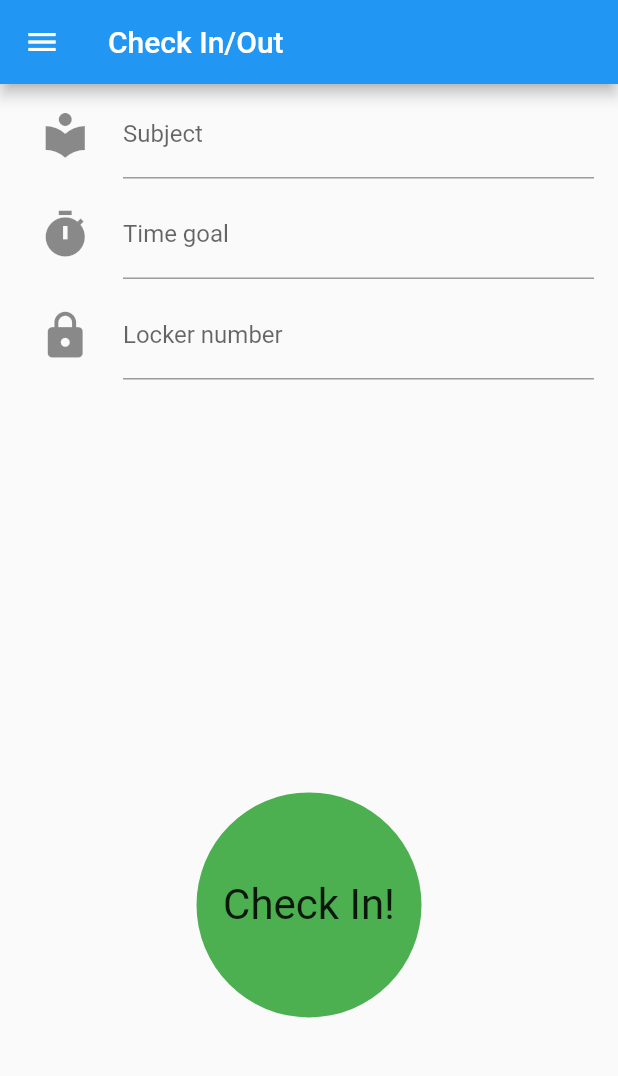
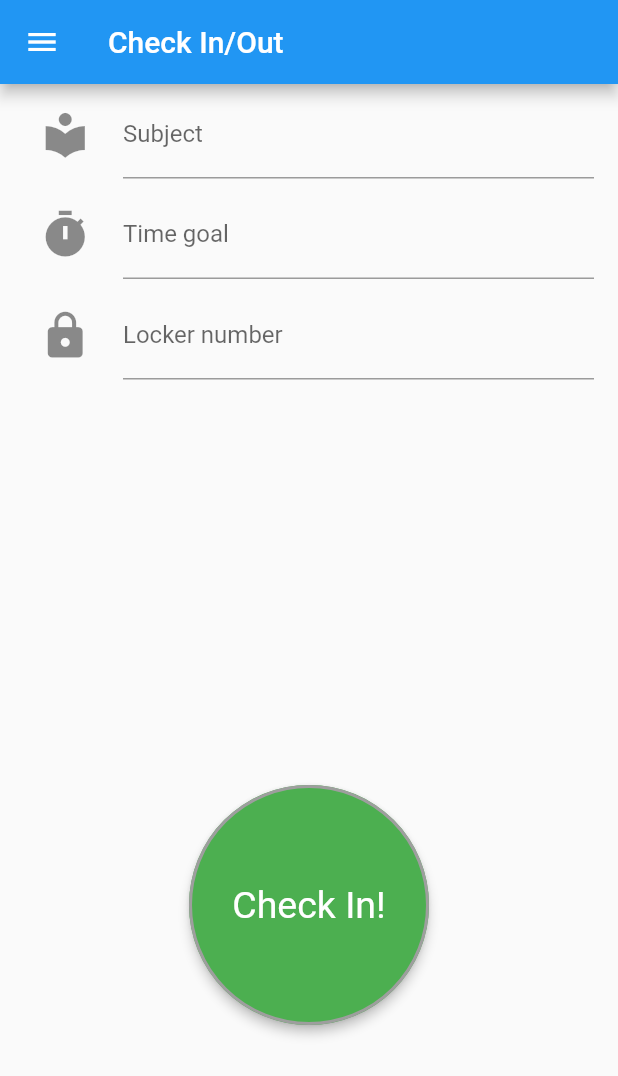
Before and after one commit to mobileappdevhm19/lust-LibraryUniversalSwissTool, a Flutter app: the CheckinPage screen opened directly, on a phone screen of 412 x 824 dp. Shown: the top 1076 px of the screen. Run offline on Flutter 3.47's test engine with Material 2 defaults, Android fonts, the phone set to English and light mode, and no system bars; our stand-ins replace after_layout, charts_flutter, cloud_firestore; accounts and stored records are empty.

Commit message:
14/14 testsgit add --all!

```diff
--- a/lust/lib/widgets/checkinPage/buttonCheck.dart
+++ b/lust/lib/widgets/checkinPage/buttonCheck.dart
@@ -14,45 +14,33 @@ class _ButtonCheckState extends State<ButtonCheck> {
   MaterialColor _splashButton = Colors.red;
   bool _buttonState = false;
 
-  final DocumentReference postRefOccupancy = Firestore.instance.collection('lib_test').document('centralHM');
-  final CollectionReference colRefLogin= Firestore.instance.collection('events');
+  final DocumentReference postRefOccupancy =
+      Firestore.instance.collection('lib_test').document('centralHM');
+  final CollectionReference colRefLogin =
+      Firestore.instance.collection('events');
 
   @override
   Widget build(BuildContext context) {
     return Padding(
         padding: EdgeInsets.only(top: 60),
-        child:
-            /*MaterialButton(
-                          height: 50,
+        child: RawMaterialButton(
           onPressed: onButtonPressed,
+          child: Container(
             child: Text(
               _textButton,
-                            //style: TextStyle(fontSize: 28),
+              style: TextStyle(fontSize: 25, color: Colors.white),
+            ),
+            alignment: Alignment.center,
+            height: 120,
           ),
           padding: EdgeInsets.all(20),
-                          color: _colorButton,
+          fillColor: _colorButton,
           splashColor: _splashButton,
-                          elevation: 5,
+          elevation: 3,
           shape: CircleBorder(
               side: BorderSide(
-                                  style: BorderStyle.solid,
-                                  color: Colors.black26,
-                                  width: 10)),
-                        )*/
-
-            InkWell(
-                onTap: onButtonPressed,
-                child: Container(
-                    height: 150,
-                    width: 150,
-                    decoration: BoxDecoration(
-                        borderRadius: BorderRadius.circular(150),
-                        color: _colorButton),
-                    child: Center(
-                        child: Text(
-                      _textButton,
-                      style: TextStyle(fontSize: 28),
-                    )))));
+                  style: BorderStyle.solid, color: Colors.grey, width: 2)),
+        ));
   }
 
   void onButtonPressed() async {
@@ -80,15 +68,19 @@ class _ButtonCheckState extends State<ButtonCheck> {
     return Firestore.instance.runTransaction((Transaction tx) async {
       DocumentSnapshot postSnapshot = await tx.get(postRefOccupancy);
       if (postSnapshot.exists) {
-        await tx.update(postRefOccupancy, <String, dynamic>{'occupancy': postSnapshot.data['occupancy'] + val});
+        await tx.update(postRefOccupancy, <String, dynamic>{
+          'occupancy': postSnapshot.data['occupancy'] + val
+        });
       }
     });
   }
 
   Future sendEventToDB(String eventType) {
-    Map<String,dynamic> data = { 'eventType':eventType, 'time': DateTime.now()};
+    Map<String, dynamic> data = {
+      'eventType': eventType,
+      'time': DateTime.now()
+    };
     return colRefLogin.document().setData(data);
     //await tx.update(postRef, <String, dynamic>{'occupancy': postSnapshot.data['occupancy'] + val});
-
   }
 }
```
Also changed, not shown: 1 other file. Lines whose indentation alone changed are shown as unchanged.
